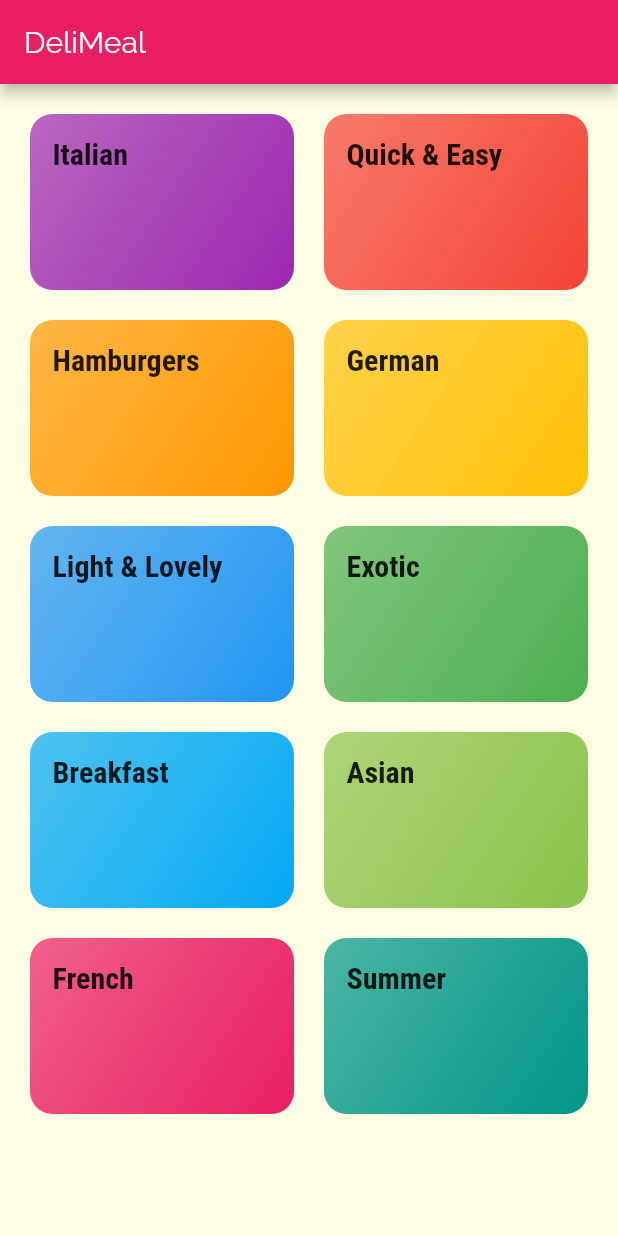
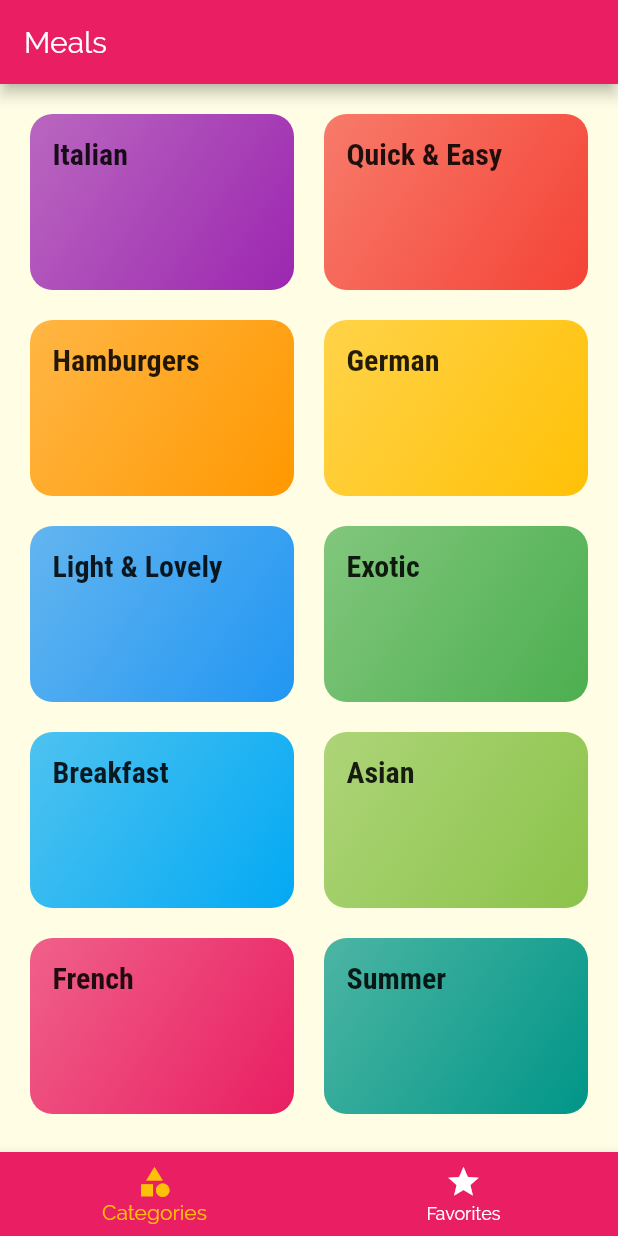
Before and after one commit to mohaBz/delimeals, a Flutter app: the screen it shows after launch, on a phone screen of 412 x 824 dp. Run offline on Flutter 3.47's test engine with Material 2 defaults, Android fonts, the phone set to English and light mode, and no system bars.

Commit message:
adding tab bar screen and bottom nav screen

```diff
--- a/lib/main.dart
+++ b/lib/main.dart
@@ -1,6 +1,8 @@
+import 'package:delimeals/screens/bottom_tabs_screen.dart';
 import 'package:delimeals/screens/categories_screen.dart';
 import 'package:delimeals/screens/category_meals_screen.dart';
 import 'package:delimeals/screens/meal_detail_screen.dart';
+import 'package:delimeals/screens/tabs_screen.dart';
 import 'package:flutter/material.dart';
 
 void main() {
@@ -40,7 +42,7 @@ class MyApp extends StatelessWidget {
         ,
         visualDensity: VisualDensity.adaptivePlatformDensity,
       ),
-      home: CategoriesScreen(),
+      home: BottomTabsScreen(),
       routes: {
         CategoryMealsScreen.routeName: (ctx) => CategoryMealsScreen(),
         MealDetailScreen.routeName: (ctx) => MealDetailScreen(),
--- /dev/null
+++ b/lib/screens/bottom_tabs_screen.dart
@@ -0,0 +1,45 @@
+import 'package:delimeals/screens/categories_screen.dart';
+import 'package:delimeals/screens/favorites_screen.dart';
+import 'package:flutter/material.dart';
+
+class BottomTabsScreen extends StatefulWidget {
+  @override
+  _BottomTabsScreenState createState() => _BottomTabsScreenState();
+}
+
+class _BottomTabsScreenState extends State<BottomTabsScreen> {
+  int _selectedIndex = 0;
+  var screens = [CategoriesScreen(), FavoritesScreen()];
+  void _onItemTapped(int index) {
+    setState(() {
+      _selectedIndex = index;
+    });
+  }
+
+  @override
+  Widget build(BuildContext context) {
+    return Scaffold(
+      appBar: AppBar(
+        title: Text("Meals"),
+      ),
+      body: screens[_selectedIndex],
+      bottomNavigationBar: BottomNavigationBar(
+        backgroundColor: Theme.of(context).primaryColor,
+        items: [
+          BottomNavigationBarItem(
+            icon: Icon(Icons.category),
+            label: 'Categories',
+          ),
+          BottomNavigationBarItem(
+            icon: Icon(Icons.star),
+            label: 'Favorites',
+          )
+        ],
+        currentIndex: _selectedIndex,
+        selectedItemColor: Theme.of(context).accentColor,
+        onTap: _onItemTapped,
+        unselectedItemColor: Colors.white,
+      ),
+    );
+  }
+}
--- a/lib/screens/categories_screen.dart
+++ b/lib/screens/categories_screen.dart
@@ -5,11 +5,7 @@ import 'package:flutter/material.dart';
 class CategoriesScreen extends StatelessWidget {
   @override
   Widget build(BuildContext context) {
-    return Scaffold(
-      appBar: AppBar(
-        title: Text("DeliMeal"),
-      ),
-      body: GridView(
+    return GridView(
       padding: EdgeInsets.all(20),
       children: DUMMY_CATEGORIES.map((e) {
         return CategoryItem(e.id, e.title, e.color);
@@ -19,7 +15,6 @@ class CategoriesScreen extends StatelessWidget {
           crossAxisSpacing: 20,
           mainAxisSpacing: 20,
           maxCrossAxisExtent: 200),
-      ),
     );
   }
 }
```
Also changed, not shown: lib/screens/favorites_screen.dart (added, +10 -0 lines), lib/screens/tabs_screen.dart (added, +37 -0 lines). Lines whose indentation alone changed are shown as unchanged.
